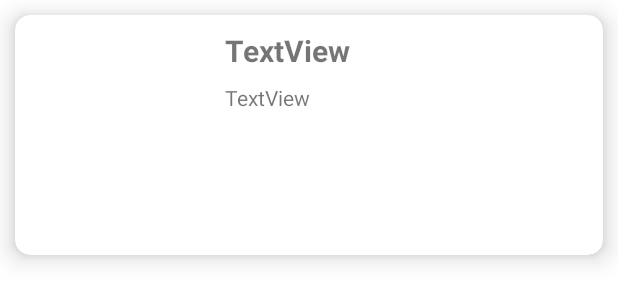
After one commit to tabassumLatif/TmdpExplorer, an Android app: the layout item_movie.xml on its own in the app's theme, with its tools: preview values and no code run, on a phone screen of 412 x 824 dp. The commit adds this screen. Shown: the top 303 px of the screen. Run offline under Robolectric (Android 15) with nearby library versions, the phone set to English and light mode, and no system bars.

Commit message:
working on adapter and create adapter item

```diff
--- a/app/src/main/AndroidManifest.xml
+++ b/app/src/main/AndroidManifest.xml
@@ -2,6 +2,7 @@
 <manifest xmlns:android="http://schemas.android.com/apk/res/android"
     package="com.tabi.tmdbexplorer">
 
+    <uses-permission android:name="android.permission.INTERNET"/>
     <application
         android:name=".TmdbApplication"
         android:allowBackup="true"
@@ -10,7 +11,7 @@
         android:roundIcon="@mipmap/ic_launcher_round"
         android:supportsRtl="true"
         android:theme="@style/Theme.TMDBExplorer">
-        <activity android:name=".ui.MovieSearchActivity">
+        <activity android:name=".ui.search.MovieSearchActivity">
             <intent-filter>
                 <action android:name="android.intent.action.MAIN" />
 
--- a/app/src/main/java/com/tabi/tmdbexplorer/repository/TmdbRepository.kt
+++ b/app/src/main/java/com/tabi/tmdbexplorer/repository/TmdbRepository.kt
@@ -1,5 +1,6 @@
 package com.tabi.tmdbexplorer.repository
 
+import android.util.Log
 import com.tabi.tmdbexplorer.data.remote.api.TmdbAPI
 import com.tabi.tmdbexplorer.data.remote.models.MoviesResponse
 import com.tabi.tmdbexplorer.util.Resource
@@ -12,11 +13,14 @@ class TmdbRepository @Inject constructor(
     override suspend fun searchMovies(query: String, page: Int): Resource<MoviesResponse> {
         return try {
             val response = tmdbApi.searchMovies(query)
+            Log.d("tabi_repo", "searchMovies: ")
             if(response.isSuccessful) {
+                Log.d("tabi_repo", "searchMovies:isSuccessful ")
                 response.body()?.let {
                     return@let Resource.success(it)
                 } ?: Resource.error("An unknown error occured", null)
             } else {
+                Log.d("tabi_repo", "searchMovies:error ")
                 when(response.body()?.statusCode){
                     300->{
                         Resource.error("An unknown error occured", null)
--- /dev/null
+++ b/app/src/main/java/com/tabi/tmdbexplorer/ui/search/adapter/MoviesAdapter.kt
@@ -0,0 +1,4 @@
+package com.tabi.tmdbexplorer.ui.search.adapter
+
+class MoviesAdapter {
+}
--- /dev/null
+++ b/app/src/main/res/layout/item_movie.xml
@@ -0,0 +1,56 @@
+<?xml version="1.0" encoding="utf-8"?>
+<layout xmlns:android="http://schemas.android.com/apk/res/android"
+    xmlns:app="http://schemas.android.com/apk/res-auto">
+
+    <data></data>
+
+    <androidx.cardview.widget.CardView
+        android:layout_width="match_parent"
+        android:layout_height="160dp"
+        android:layout_margin="10dp"
+        app:cardCornerRadius="10dp"
+        app:cardElevation="10dp">
+
+        <androidx.constraintlayout.widget.ConstraintLayout
+            android:layout_width="match_parent"
+            android:layout_height="match_parent">
+
+            <ImageView
+                android:id="@+id/imageView"
+                android:layout_width="130dp"
+                android:layout_height="match_parent"
+                app:layout_constraintStart_toStartOf="parent"
+                app:layout_constraintTop_toTopOf="parent" />
+
+            <TextView
+                android:id="@+id/textView"
+                android:layout_width="0dp"
+                android:layout_height="wrap_content"
+                android:layout_marginStart="10dp"
+                android:layout_marginLeft="10dp"
+                android:layout_marginTop="10dp"
+                android:layout_marginEnd="10dp"
+                android:layout_marginRight="10dp"
+                android:text="TextView"
+                android:textSize="20sp"
+                android:textStyle="bold"
+                app:layout_constraintEnd_toEndOf="parent"
+                app:layout_constraintStart_toEndOf="@+id/imageView"
+                app:layout_constraintTop_toTopOf="parent" />
+
+            <TextView
+                android:id="@+id/textView2"
+                android:layout_width="0dp"
+                android:layout_height="wrap_content"
+                android:layout_marginTop="8dp"
+                android:layout_marginEnd="10dp"
+                android:layout_marginRight="10dp"
+                android:text="TextView"
+                android:textSize="14sp"
+                app:layout_constraintEnd_toEndOf="parent"
+                app:layout_constraintStart_toStartOf="@+id/textView"
+                app:layout_constraintTop_toBottomOf="@+id/textView" />
+
+        </androidx.constraintlayout.widget.ConstraintLayout>
+    </androidx.cardview.widget.CardView>
+</layout>
```
Also changed, not shown: app/build.gradle (+5 -4 lines), app/src/main/java/com/tabi/tmdbexplorer/data/remote/models/Movie.kt (+15 -14 lines), app/src/main/java/com/tabi/tmdbexplorer/data/remote/models/MoviesResponse.kt (+4 -4 lines), app/src/main/java/com/tabi/tmdbexplorer/di/AppModule.kt (+8 -1 lines), app/src/main/java/com/tabi/tmdbexplorer/ui/search/MovieSearchActivity.kt (renamed from app/src/main/java/com/tabi/tmdbexplorer/ui/MovieSearchActivity.kt, +10 -3 lines), app/src/main/java/com/tabi/tmdbexplorer/ui/search/MovieSearchViewModel.kt (renamed from app/src/main/java/com/tabi/tmdbexplorer/ui/MovieSearchViewModel.kt, +6 -2 lines), app/src/main/res/layout/activity_movie_search.xml (+23 -8 lines), 1 other file.
